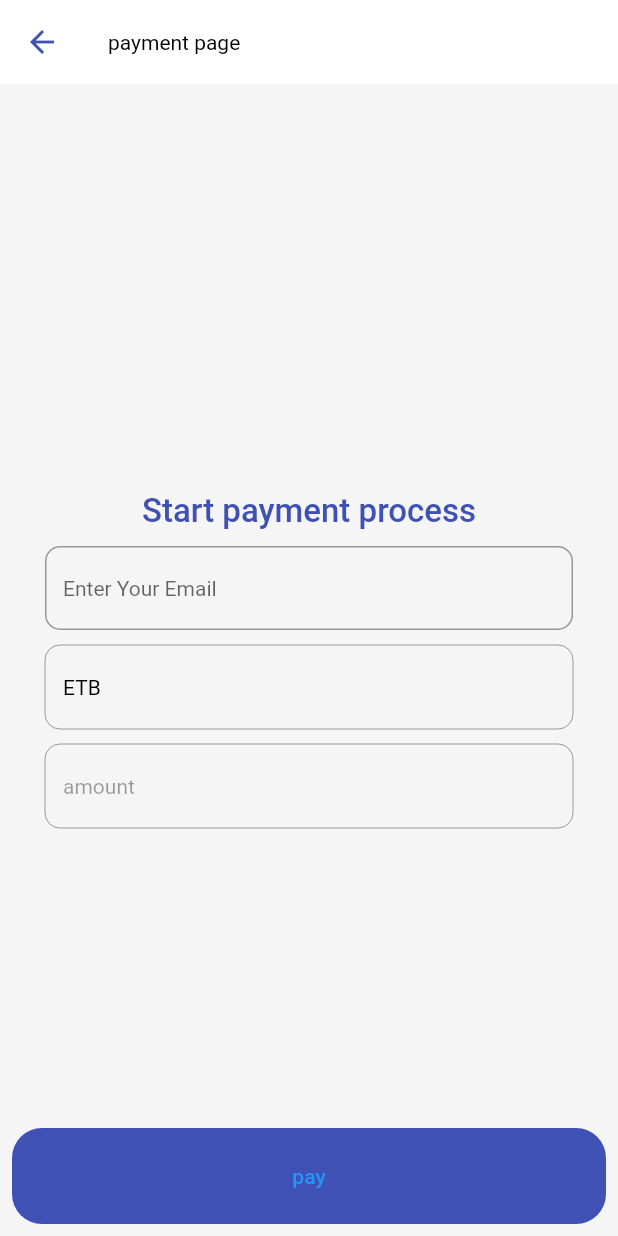
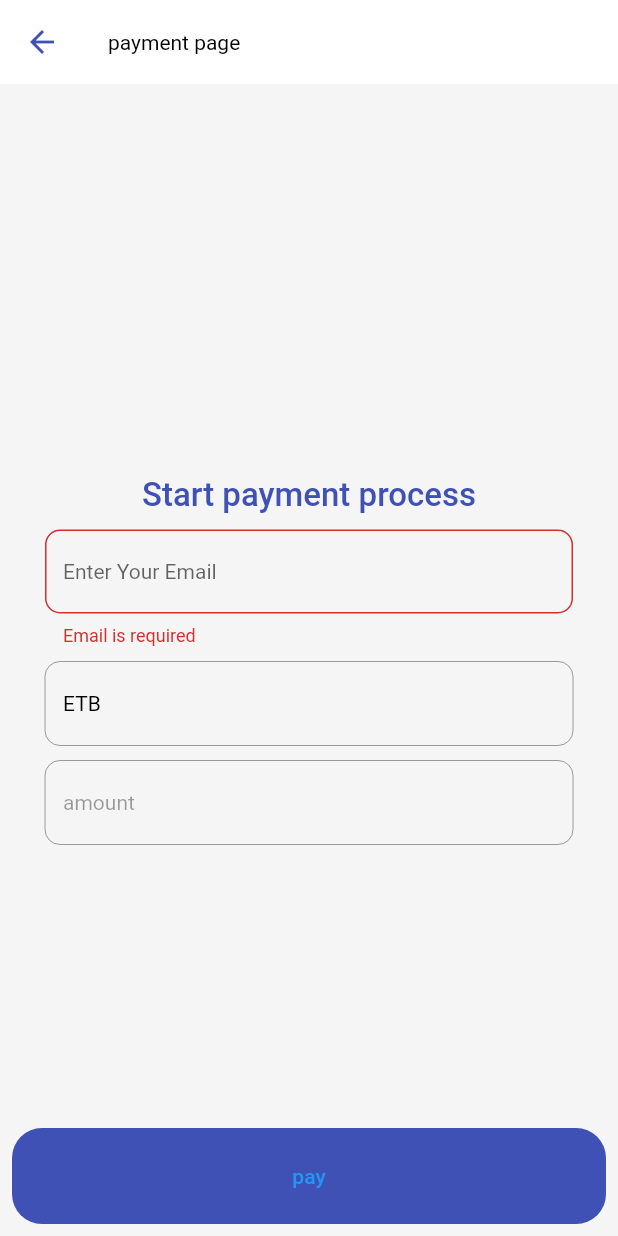
Before and after one commit to anonymousdomain/equb, a Flutter app: the Payment screen opened directly with empty values, after a tap on "pay", on a phone screen of 412 x 824 dp. Run offline on Flutter 3.47's test engine with Material 2 defaults, Android fonts, the phone set to English and light mode, and no system bars; our stand-ins replace cloud_firestore, connectivity_plus, country_code_picker, dio, firebase_auth, firebase_core and 9 more; missing offline and left inert: chapasdk, firebase_app_check; accounts and stored records are empty.

Commit message:
email validator

```diff
--- a/lib/screens/eta/payment.dart
+++ b/lib/screens/eta/payment.dart
@@ -24,7 +24,7 @@ class Payment extends StatefulWidget {
 class _PaymentState extends State<Payment> {
   User? _user;
   String _privateKey = '';
-
+  String _message = '';
   final TextEditingController _email = TextEditingController();
   final TextEditingController _amount = TextEditingController();
   final TextEditingController _currency = TextEditingController();
@@ -53,23 +53,8 @@ class _PaymentState extends State<Payment> {
         scheduleDate.month == dateTime.month;
   }
 
-  // Future checkUsersPayment() async {
-  //   final docs = await groupCollection.doc(widget.groupId).get();
-  //   List<Map<String, dynamic>> paymentList =
-  //       List<Map<String, dynamic>>.from(docs.get('payment'));
-  //   Iterable<Map<String, dynamic>> filterdList = paymentList.where((items) {
-  //     return isScheduleMatched(items, widget.schedule.toDate());
-  //   });
-  //   filterdList.forEach((element) {
-  //     if (element['user_id'] == user!.uid) {
-  //       setState(() {
-  //         isPayed = true;
-  //       });
-  //     }
-  //   });
-  // }
-
   void pay() {
+    if (paymentKey.currentState!.validate()) {
       Chapa.paymentParameters(
         context: context,
         publicKey: _privateKey,
@@ -94,6 +79,16 @@ class _PaymentState extends State<Payment> {
         ]),
       });
     }
+  }
+String? emailValidator(String? value) {
+  if (value == null || value.isEmpty) {
+    return 'Email is required';
+  }
+  if (!RegExp(r'^[\w-\.]+@([\w-]+\.)+[\w-]{2,4}$').hasMatch(value)) {
+    return 'Please enter a valid email';
+  }
+  return null;
+}
 
   @override
   Widget build(BuildContext context) {
@@ -111,8 +106,7 @@ class _PaymentState extends State<Payment> {
           style: TextStyle(color: Theme.of(context).textTheme.headline1!.color),
         ),
       ),
-      body:
-           Center(
+      body: Center(
         child: SingleChildScrollView(
           child: Padding(
             padding: EdgeInsets.all(30),
@@ -149,6 +143,7 @@ class _PaymentState extends State<Payment> {
                               BorderSide(color: Colors.indigo, width: 2),
                         ),
                       ),
+                      validator: emailValidator,
                     ),
                     SizedBox(
                       height: 10,
@@ -190,7 +185,7 @@ class _PaymentState extends State<Payment> {
           ),
         ),
       ),
-      bottomSheet:CustomButton(title: 'pay', onTap: pay),
+      bottomSheet: CustomButton(title: 'pay', onTap: pay),
     );
   }
 }
```
Lines whose indentation alone changed are shown as unchanged.
